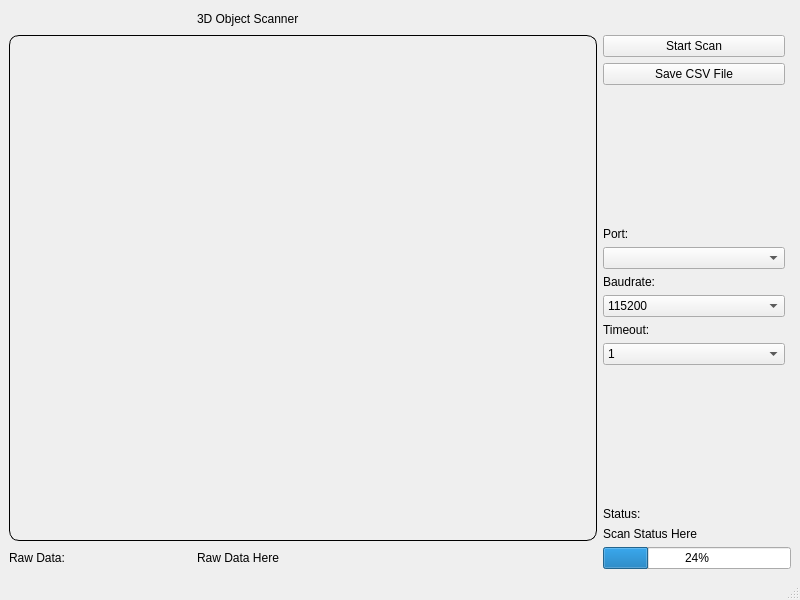
The window that Assets/scanner.ui (PMcTwist/Object-Scanner) describes before a commit, drawn with Qt 5.
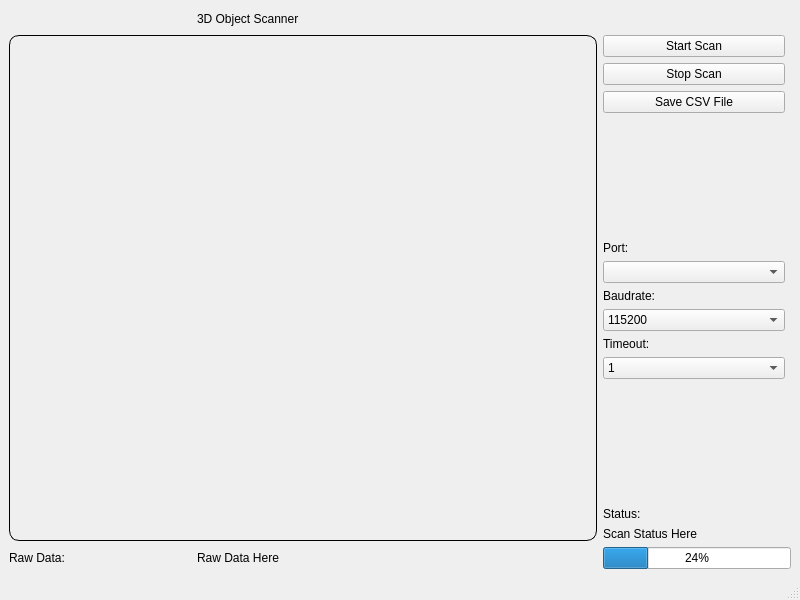
The same window after the commit.

Commit message:
- Updated some naming conventions
P@

Patch:
```diff
--- a/Assets/scanner.ui
+++ b/Assets/scanner.ui
@@ -83,6 +83,13 @@
           </property>
          </widget>
         </item>
+        <item>
+         <widget class="QPushButton" name="pushButtonStop">
+          <property name="text">
+           <string>Stop Scan</string>
+          </property>
+         </widget>
+        </item>
         <item>
          <widget class="QPushButton" name="pushButtonSave">
           <property name="text">
```
Left out of the diff: 2 changed lines with no effect on the pictures.
